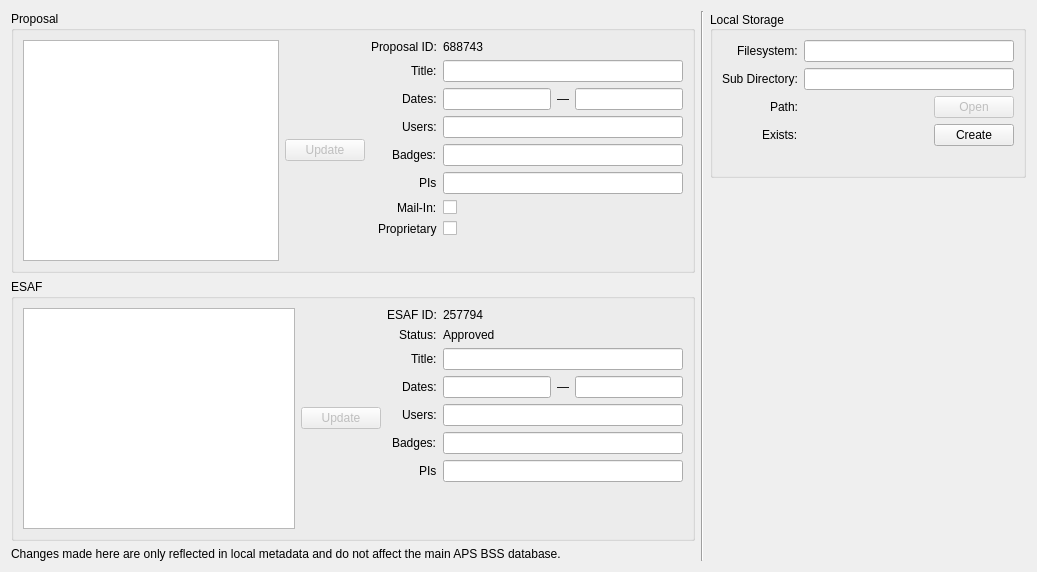
Qt form src/firefly/bss.ui (spc-group/haven) before a commit.
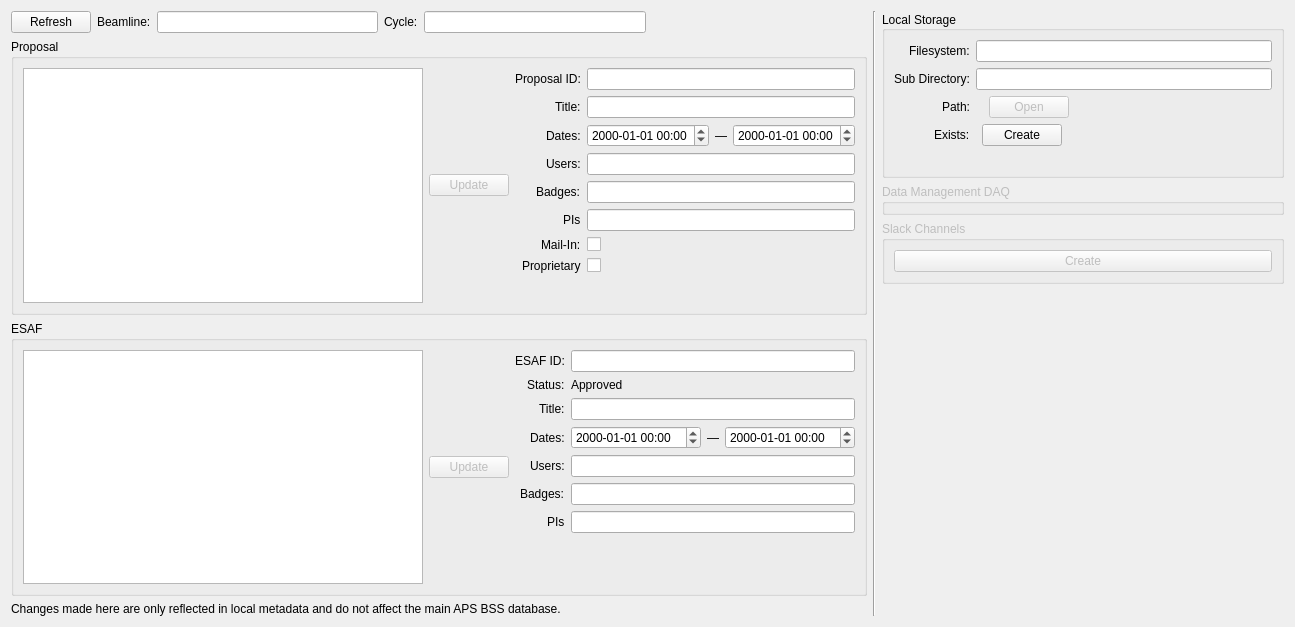
The same form after that commit. Custom widgets are drawn as their Qt base class.

Commit message: Refined the local storage functionality at the beamline.

```diff
--- a/src/firefly/bss.ui
+++ b/src/firefly/bss.ui
@@ -6,8 +6,8 @@
    <rect>
     <x>0</x>
     <y>0</y>
-    <width>1037</width>
-    <height>572</height>
+    <width>1295</width>
+    <height>627</height>
    </rect>
   </property>
   <property name="sizePolicy">
@@ -19,9 +19,70 @@
   <property name="windowTitle">
    <string>Beamline Scheduling System (BSS)</string>
   </property>
-  <layout class="QHBoxLayout" name="horizontalLayout_7">
+  <layout class="QHBoxLayout" name="horizontalLayout_3">
    <item>
     <layout class="QVBoxLayout" name="verticalLayout">
+     <item>
+      <layout class="QHBoxLayout" name="horizontalLayout_7">
+       <item>
+        <widget class="QPushButton" name="refresh_models_button">
+         <property name="toolTip">
+          <string>Reload the list of proposals and ESAFs based on the current beamline and cycle values.</string>
+         </property>
+         <property name="text">
+          <string>Refresh</string>
+         </property>
+        </widget>
+       </item>
+       <item>
+        <widget class="QLabel" name="label_24">
+         <property name="text">
+          <string>Beamline:</string>
+         </property>
+        </widget>
+       </item>
+       <item>
+        <widget class="PyDMLineEdit" name="PyDMLineEdit_12">
+         <property name="toolTip">
+          <string/>
+         </property>
+         <property name="channel" stdset="0">
+          <string>haven://beamline_manager.bss.proposal.beamline_name</string>
+         </property>
+        </widget>
+       </item>
+       <item>
+        <widget class="QLabel" name="label_23">
+         <property name="text">
+          <string>Cycle:</string>
+         </property>
+        </widget>
+       </item>
+       <item>
+        <widget class="PyDMLineEdit" name="PyDMLineEdit_13">
+         <property name="toolTip">
+          <string/>
+         </property>
+         <property name="channel" stdset="0">
+          <string>haven://beamline_manager.bss.esaf.aps_cycle</string>
+         </property>
+        </widget>
+       </item>
+       <item>
+        <spacer name="horizontalSpacer_3">
+         <property name="orientation">
+          <enum>Qt::Horizontal</enum>
+         </property>
+         <property name="sizeHint" stdset="0">
+          <size>
+           <width>40</width>
+           <height>20</height>
+          </size>
+         </property>
+        </spacer>
+       </item>
+      </layout>
+     </item>
      <item>
       <widget class="QGroupBox" name="proposal_group_box">
        <property name="title">
@@ -31,14 +92,14 @@
         <item>
          <widget class="QTableView" name="proposal_view">
           <property name="sizePolicy">
-           <sizepolicy hsizetype="Expanding" vsizetype="Expanding">
+           <sizepolicy hsizetype="MinimumExpanding" vsizetype="Expanding">
             <horstretch>0</horstretch>
             <verstretch>0</verstretch>
            </sizepolicy>
           </property>
           <property name="minimumSize">
            <size>
-            <width>0</width>
+            <width>400</width>
             <height>0</height>
            </size>
           </property>
@@ -76,19 +137,10 @@
            </widget>
           </item>
           <item row="0" column="1">
-           <widget class="PyDMLabel" name="proposal_id_label">
-            <property name="sizePolicy">
-             <sizepolicy hsizetype="Expanding" vsizetype="Preferred">
-              <horstretch>0</horstretch>
-              <verstretch>0</verstretch>
-             </sizepolicy>
-            </property>
+           <widget class="PyDMLineEdit" name="PyDMLineEdit">
             <property name="toolTip">
              <string/>
             </property>
-            <property name="text">
-             <string>688743</string>
-            </property>
             <property name="channel" stdset="0">
              <string>haven://beamline_manager.bss.proposal.proposal_id</string>
             </property>
@@ -122,37 +174,61 @@
            </widget>
           </item>
           <item row="2" column="1">
-           <layout class="QHBoxLayout" name="horizontalLayout_3">
+           <layout class="QHBoxLayout" name="horizontalLayout_8">
             <item>
-             <widget class="PyDMLineEdit" name="PyDMLineEdit">
+             <widget class="PyDMDateTimeEdit" name="PyDMDateTimeEdit_3">
+              <property name="sizePolicy">
+               <sizepolicy hsizetype="Expanding" vsizetype="Fixed">
+                <horstretch>0</horstretch>
+                <verstretch>0</verstretch>
+               </sizepolicy>
+              </property>
               <property name="toolTip">
                <string/>
               </property>
+              <property name="displayFormat">
+               <string>yyyy-MM-dd hh:mm</string>
+              </property>
               <property name="channel" stdset="0">
                <string>haven://beamline_manager.bss.proposal.start_date</string>
               </property>
-              <property name="displayFormat" stdset="0">
-               <enum>PyDMLineEdit::String</enum>
+              <property name="timeBase" stdset="0">
+               <enum>PyDMDateTimeEdit::Seconds</enum>
+              </property>
+              <property name="relative" stdset="0">
+               <bool>false</bool>
               </property>
              </widget>
             </item>
             <item>
-             <widget class="QLabel" name="label_16">
+             <widget class="QLabel" name="label_25">
               <property name="text">
                <string>—</string>
               </property>
              </widget>
             </item>
             <item>
-             <widget class="PyDMLineEdit" name="PyDMLineEdit_5">
+             <widget class="PyDMDateTimeEdit" name="PyDMDateTimeEdit_4">
+              <property name="sizePolicy">
+               <sizepolicy hsizetype="Expanding" vsizetype="Fixed">
+                <horstretch>0</horstretch>
+                <verstretch>0</verstretch>
+               </sizepolicy>
+              </property>
               <property name="toolTip">
                <string/>
               </property>
+              <property name="displayFormat">
+               <string>yyyy-MM-dd hh:mm</string>
+              </property>
               <property name="channel" stdset="0">
                <string>haven://beamline_manager.bss.proposal.end_date</string>
               </property>
-              <property name="displayFormat" stdset="0">
-               <enum>PyDMLineEdit::String</enum>
+              <property name="timeBase" stdset="0">
+               <enum>PyDMDateTimeEdit::Seconds</enum>
+              </property>
+              <property name="relative" stdset="0">
+               <bool>false</bool>
               </property>
              </widget>
             </item>
@@ -263,14 +339,14 @@
         <item>
          <widget class="QTableView" name="esaf_view">
           <property name="sizePolicy">
-           <sizepolicy hsizetype="Expanding" vsizetype="Expanding">
+           <sizepolicy hsizetype="MinimumExpanding" vsizetype="Expanding">
             <horstretch>0</horstretch>
             <verstretch>0</verstretch>
            </sizepolicy>
           </property>
           <property name="minimumSize">
            <size>
-            <width>0</width>
+            <width>400</width>
             <height>0</height>
            </size>
           </property>
@@ -308,19 +384,10 @@
            </widget>
           </item>
           <item row="0" column="1">
-           <widget class="PyDMLabel" name="PyDMLabel">
-            <property name="sizePolicy">
-             <sizepolicy hsizetype="Expanding" vsizetype="Preferred">
-              <horstretch>0</horstretch>
-              <verstretch>0</verstretch>
-             </sizepolicy>
-            </property>
+           <widget class="PyDMLineEdit" name="PyDMLineEdit_5">
             <property name="toolTip">
              <string/>
             </property>
-            <property name="text">
-             <string>257794</string>
-            </property>
             <property name="channel" stdset="0">
              <string>haven://beamline_manager.bss.esaf.esaf_id</string>
             </property>
@@ -376,15 +443,27 @@
           <item row="3" column="1">
            <layout class="QHBoxLayout" name="horizontalLayout_4">
             <item>
-             <widget class="PyDMLineEdit" name="PyDMLineEdit_6">
+             <widget class="PyDMDateTimeEdit" name="PyDMDateTimeEdit">
+              <property name="sizePolicy">
+               <sizepolicy hsizetype="Expanding" vsizetype="Fixed">
+                <horstretch>0</horstretch>
+                <verstretch>0</verstretch>
+               </sizepolicy>
+              </property>
               <property name="toolTip">
                <string/>
               </property>
+              <property name="displayFormat">
+               <string>yyyy-MM-dd hh:mm</string>
+              </property>
               <property name="channel" stdset="0">
                <string>haven://beamline_manager.bss.esaf.start_date</string>
               </property>
-              <property name="displayFormat" stdset="0">
-               <enum>PyDMLineEdit::String</enum>
+              <property name="timeBase" stdset="0">
+               <enum>PyDMDateTimeEdit::Seconds</enum>
+              </property>
+              <property name="relative" stdset="0">
+               <bool>false</bool>
               </property>
              </widget>
             </item>
@@ -396,15 +475,27 @@
              </widget>
             </item>
             <item>
-             <widget class="PyDMLineEdit" name="PyDMLineEdit_7">
+             <widget class="PyDMDateTimeEdit" name="PyDMDateTimeEdit_2">
+              <property name="sizePolicy">
+               <sizepolicy hsizetype="Expanding" vsizetype="Fixed">
+                <horstretch>0</horstretch>
+                <verstretch>0</verstretch>
+               </sizepolicy>
+              </property>
               <property name="toolTip">
                <string/>
               </property>
+              <property name="displayFormat">
+               <string>yyyy-MM-dd hh:mm</string>
+              </property>
               <property name="channel" stdset="0">
                <string>haven://beamline_manager.bss.esaf.end_date</string>
               </property>
-              <property name="displayFormat" stdset="0">
-               <enum>PyDMLineEdit::String</enum>
+              <property name="timeBase" stdset="0">
+               <enum>PyDMDateTimeEdit::Seconds</enum>
+              </property>
+              <property name="relative" stdset="0">
+               <bool>false</bool>
               </property>
              </widget>
             </item>
@@ -482,7 +573,7 @@
     </layout>
    </item>
    <item>
-    <widget class="Line" name="line">
+    <widget class="Line" name="line_2">
      <property name="orientation">
       <enum>Qt::Vertical</enum>
      </property>
@@ -521,19 +612,6 @@
             </property>
            </widget>
           </item>
-          <item>
-           <spacer name="horizontalSpacer_2">
-            <property name="orientation">
-             <enum>Qt::Horizontal</enum>
-            </property>
-            <property name="sizeHint" stdset="0">
-             <size>
-              <width>40</width>
-              <height>20</height>
-             </size>
-            </property>
-           </spacer>
-          </item>
           <item>
            <widget class="QPushButton" name="pushButton">
             <property name="enabled">
@@ -544,6 +622,19 @@
             </property>
            </widget>
           </item>
+          <item>
+           <spacer name="horizontalSpacer_2">
+            <property name="orientation">
+             <enum>Qt::Horizontal</enum>
+            </property>
+            <property name="sizeHint" stdset="0">
+             <size>
+              <width>40</width>
+              <height>20</height>
+             </size>
+            </property>
+           </spacer>
+          </item>
          </layout>
         </item>
         <item row="4" column="0">
@@ -610,19 +701,6 @@
             </property>
            </widget>
           </item>
-          <item>
-           <spacer name="horizontalSpacer">
-            <property name="orientation">
-             <enum>Qt::Horizontal</enum>
-            </property>
-            <property name="sizeHint" stdset="0">
-             <size>
-              <width>40</width>
-              <height>20</height>
-             </size>
-            </property>
-           </spacer>
-          </item>
           <item>
            <widget class="PyDMPushButton" name="PyDMPushButton">
             <property name="toolTip">
@@ -636,6 +714,19 @@
             </property>
            </widget>
           </item>
+          <item>
+           <spacer name="horizontalSpacer">
+            <property name="orientation">
+             <enum>Qt::Horizontal</enum>
+            </property>
+            <property name="sizeHint" stdset="0">
+             <size>
+              <width>40</width>
+              <height>20</height>
+             </size>
+            </property>
+           </spacer>
+          </item>
          </layout>
         </item>
         <item row="0" column="0">
@@ -675,6 +766,35 @@
        </layout>
       </widget>
      </item>
+     <item>
+      <widget class="QGroupBox" name="groupBox_2">
+       <property name="enabled">
+        <bool>false</bool>
+       </property>
+       <property name="title">
+        <string>Data Management DAQ</string>
+       </property>
+      </widget>
+     </item>
+     <item>
+      <widget class="QGroupBox" name="groupBox_3">
+       <property name="enabled">
+        <bool>false</bool>
+       </property>
+       <property name="title">
+        <string>Slack Channels</string>
+       </property>
+       <layout class="QVBoxLayout" name="verticalLayout_3">
+        <item>
+         <widget class="QPushButton" name="pushButton_2">
+          <property name="text">
+           <string>Create</string>
+          </property>
+         </widget>
+        </item>
+       </layout>
+      </widget>
+     </item>
      <item>
       <spacer name="verticalSpacer">
        <property name="orientation">
@@ -708,6 +828,11 @@
    <extends>QCheckBox</extends>
    <header>pydm.widgets.checkbox</header>
   </customwidget>
+  <customwidget>
+   <class>PyDMDateTimeEdit</class>
+   <extends>QDateTimeEdit</extends>
+   <header>pydm.widgets.datetime</header>
+  </customwidget>
   <customwidget>
    <class>PyDMLineEdit</class>
    <extends>QLineEdit</extends>
```
Left out of the diff: 79 changed lines with no effect on the pictures. The commit also changes 4 other files.
